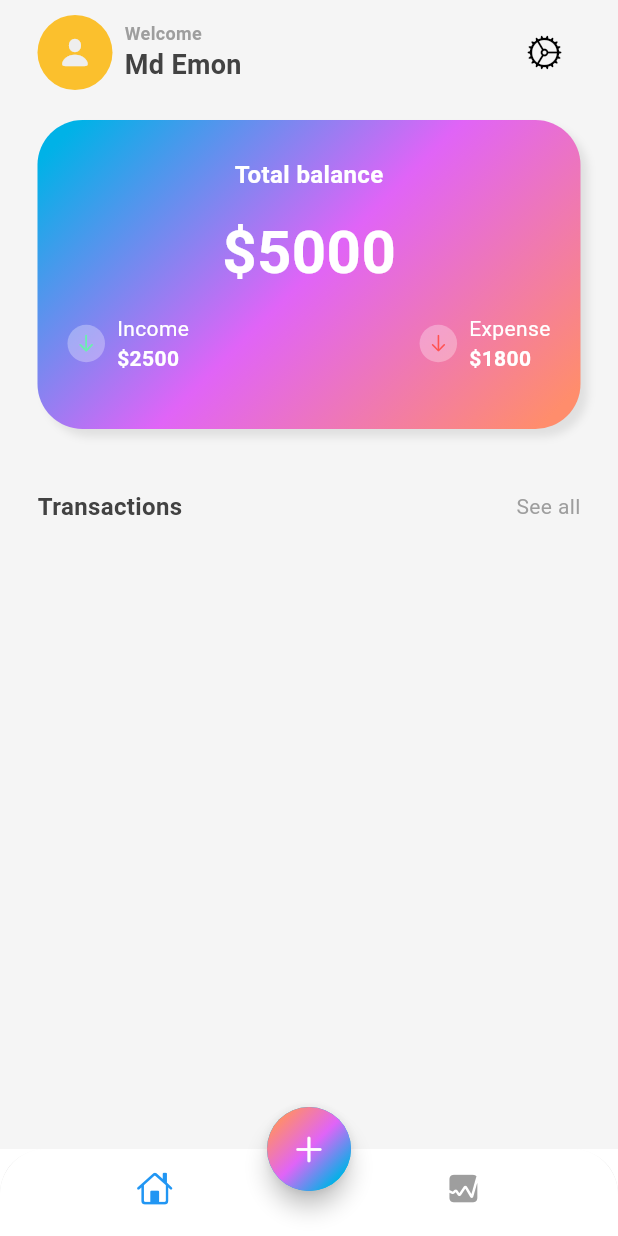
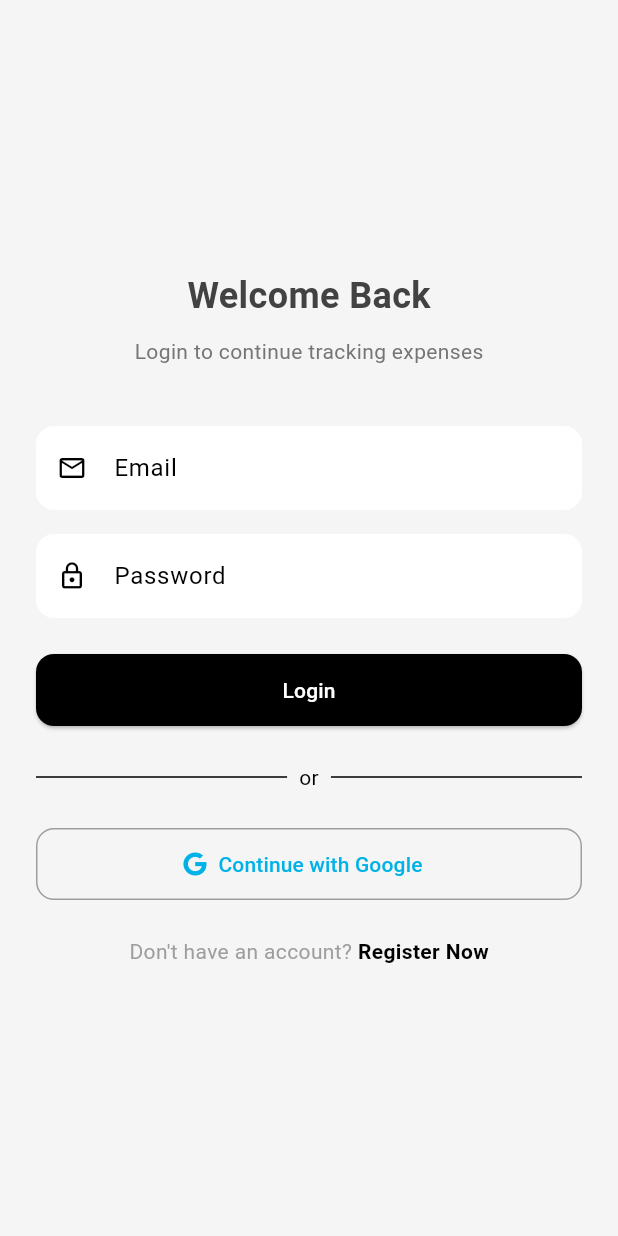
Before and after one commit to emon2002926/expense_tracker, a Flutter app: the screen it shows after launch, on a phone screen of 412 x 824 dp. Run offline on Flutter 3.47's test engine with Material 3 defaults, Android fonts, the phone set to English and light mode, and no system bars; our stand-ins replace bloc, cloud_firestore, equatable, firebase_core, fl_chart, flutter_bloc and 3 more; missing offline and left inert: dart:ffi; accounts and stored records are empty.

Commit message:
Login and Register Ui added

```diff
--- a/lib/main.dart
+++ b/lib/main.dart
@@ -1,5 +1,6 @@
 import 'package:bloc/bloc.dart';
 import 'package:expense_repositories/expense_repository.dart';
+import 'package:expense_tracker/screens/authentication/login_page/login_screen.dart';
 import 'package:expense_tracker/screens/home/bloc/get_expense_bloc/get_expense_bloc.dart';
 import 'package:expense_tracker/screens/home/screen/home_screen.dart';
 import 'package:expense_tracker/simple_bloc_observer.dart';
@@ -30,10 +31,7 @@ class MyApp extends StatelessWidget {
             outline: CustomColors.outline,
           )
       ),
-      home: BlocProvider(
-        create: (context) => GetExpenseBloc(FirebaseExpenseRepo())..add(GetExpense()),
-        child: HomeScreen(),
-      ),
+      home: LoginScreen()
     );
   }
 }
--- a/lib/screens/add_expense/add_expense_screen.dart
+++ b/lib/screens/add_expense/add_expense_screen.dart
@@ -76,6 +76,7 @@ class _AddExpenseScreenState extends State<AddExpenseScreen> {
                         borderRadius: 30,
                         hintText: "",
                         controller: expenseController,
+                        textInputType:TextInputType.number,
                       ),
                     ),
                     const SizedBox(height: 32),
--- a/lib/screens/add_expense/widget/expense_field.dart
+++ b/lib/screens/add_expense/widget/expense_field.dart
@@ -10,8 +10,9 @@ class ExpenseField extends StatelessWidget {
   final double? suffixIconSize ;
   final TextEditingController? controller ;
   final Color? fillColor ;
+  final TextInputType? textInputType ;
   const ExpenseField({super.key,  this.prefixIcon,  this.borderRadius
-    , required this.hintText, this.onTap,  this.readOnly=false, this.controller,this.suffixIcon,this.suffixIconSize=16, this.fillColor=Colors.white});
+    , required this.hintText, this.onTap,  this.readOnly=false, this.controller,this.suffixIcon,this.suffixIconSize=16, this.fillColor=Colors.white, this.textInputType});
 
   @override
   Widget build(BuildContext context) {
@@ -20,6 +21,7 @@ class ExpenseField extends StatelessWidget {
       onTap: () => onTap!(),
         readOnly: readOnly,
         controller: controller,
+        keyboardType: textInputType,
         decoration: InputDecoration(
           fillColor:fillColor,
           filled: true,
@@ -33,6 +35,7 @@ class ExpenseField extends StatelessWidget {
           hintText: hintText,
           hintStyle: const TextStyle(fontSize: 16,color: Colors.grey),
 
+
         ),
 
     );
--- /dev/null
+++ b/lib/screens/authentication/login_page/login_screen.dart
@@ -0,0 +1,166 @@
+import 'package:expense_repositories/expense_repository.dart';
+import 'package:flutter/material.dart';
+import 'package:flutter_bloc/flutter_bloc.dart';
+import 'package:font_awesome_flutter/font_awesome_flutter.dart';
+import 'package:expense_tracker/screens/home/widget/genaral_textview.dart';
+
+import '../../home/bloc/get_expense_bloc/get_expense_bloc.dart';
+import '../../home/screen/home_screen.dart';
+import '../registration_page/register_screen.dart';
+
+class LoginScreen extends StatelessWidget {
+  final TextEditingController emailController = TextEditingController();
+  final TextEditingController passwordController = TextEditingController();
+
+  LoginScreen({super.key});
+
+  @override
+  Widget build(BuildContext context) {
+    return Scaffold(
+      backgroundColor: Colors.grey[100],
+      body: Center(
+        child: Padding(
+          padding: const EdgeInsets.symmetric(horizontal: 24.0),
+          child: SingleChildScrollView(
+            child: Column(
+              mainAxisAlignment: MainAxisAlignment.center,
+              children: [
+                GeneralTextview(
+                  text: "Welcome Back",
+                  color: Colors.grey[800],
+                  fontSize: 24,
+                  fontWeight: FontWeight.bold,
+                ),
+                const SizedBox(height: 10),
+                GeneralTextview(
+                  text: "Login to continue tracking expenses",
+                  color: Colors.grey[600],
+                  fontSize: 14,
+                ),
+                const SizedBox(height: 40),
+
+                // Email Field
+                TextField(
+                  controller: emailController,
+                  decoration: InputDecoration(
+                    hintText: "Email",
+                    prefixIcon: Icon(Icons.email_outlined, size: 20),
+                    filled: true,
+                    fillColor: Colors.white,
+                    border: OutlineInputBorder(
+                      borderRadius: BorderRadius.circular(12),
+                      borderSide: BorderSide.none,
+                    ),
+                  ),
+                ),
+                const SizedBox(height: 16),
+
+                // Password Field
+                TextField(
+                  controller: passwordController,
+                  obscureText: true,
+                  decoration: InputDecoration(
+                    hintText: "Password",
+                    prefixIcon: Icon(Icons.lock_outline, size: 20),
+                    filled: true,
+                    fillColor: Colors.white,
+                    border: OutlineInputBorder(
+                      borderRadius: BorderRadius.circular(12),
+                      borderSide: BorderSide.none,
+                    ),
+                  ),
+                ),
+                const SizedBox(height: 24),
+
+                // Login Button
+                SizedBox(
+                  width: double.infinity,
+                  height: 48,
+                  child: ElevatedButton(
+                    onPressed: () {
+                      // Navigate to Home after login
+                      Navigator.push(
+                        context,
+                        MaterialPageRoute(builder: (context) =>
+                            BlocProvider(
+                              create: (context) => GetExpenseBloc(FirebaseExpenseRepo())..add(GetExpense()),
+                              child: HomeScreen(),
+                            )
+                        ),
+                      );
+                    },
+                    style: ElevatedButton.styleFrom(
+                      backgroundColor: Colors.black,
+                      shape: RoundedRectangleBorder(
+                        borderRadius: BorderRadius.circular(12),
+                      ),
+                    ),
+                    child: const Text("Login", style: TextStyle(color: Colors.white)),
+                  ),
+                ),
+                const SizedBox(height: 24),
+
+                // Divider
+                Row(
+                  children: const [
+                    Expanded(child: Divider(thickness: 1)),
+                    Padding(
+                      padding: EdgeInsets.symmetric(horizontal: 8.0),
+                      child: Text("or"),
+                    ),
+                    Expanded(child: Divider(thickness: 1)),
+                  ],
+                ),
+                const SizedBox(height: 24),
+
+                // Google Button (optional)
+                SizedBox(
+                  width: double.infinity,
+                  height: 48,
+                  child: OutlinedButton.icon(
+                    onPressed: () {
+                      // Add Google sign-in logic
+                    },
+                    icon: const FaIcon(FontAwesomeIcons.google, size: 16),
+                    label: const Text("Continue with Google"),
+                    style: OutlinedButton.styleFrom(
+                      shape: RoundedRectangleBorder(
+                        borderRadius: BorderRadius.circular(12),
+                      ),
+                    ),
+                  ),
+                ),
+                const SizedBox(height: 24),
+
+                // Don't have an account? Register Now
+                Row(
+                  mainAxisAlignment: MainAxisAlignment.center,
+                  children: [
+                    const Text(
+                      "Don't have an account? ",
+                      style: TextStyle(color: Colors.grey, fontSize: 14),
+                    ),
+                    GestureDetector(
+                      onTap: () {
+                        // Navigate to Register Screen
+                        Navigator.push(context, MaterialPageRoute(builder: (context) => RegisterScreen()));
+                      },
+                      child: const Text(
+                        "Register Now",
+                        style: TextStyle(
+                          color: Colors.black,
+                          fontWeight: FontWeight.bold,
+                          fontSize: 14,
+                        ),
+                      ),
+                    ),
+                  ],
+                ),
+              ],
+            ),
+          ),
+        ),
+      ),
+    );
+  }
+}
```
Also changed, not shown: lib/screens/authentication/registration_page/register_screen.dart (added, +132 -0 lines).
